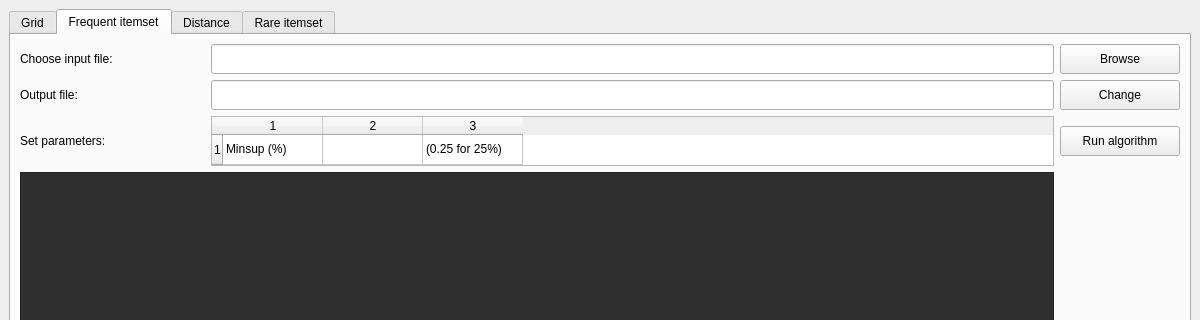
Old version of the form AssociationRules/mainwindow.ui in the repository fjovanovic/Association-Rules; both pictures show x 0 to 1200 and y 0 to 320 of the 1200 by 1000 pixel window.
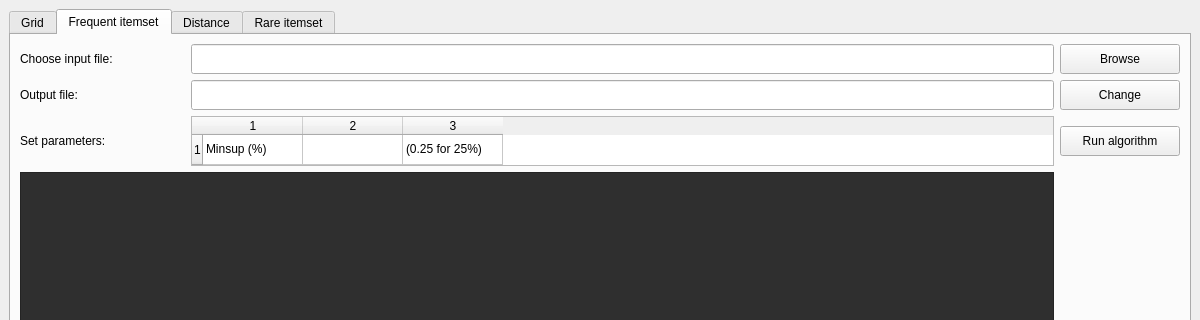
New version of the form.

Commit message: Modified font style and size for frequent tab

What changed in the file:
```diff
--- a/AssociationRules/mainwindow.ui
+++ b/AssociationRules/mainwindow.ui
@@ -39,16 +39,19 @@
            <widget class="QLabel" name="freqInputFileLabel">
             <property name="minimumSize">
              <size>
-              <width>185</width>
+              <width>165</width>
               <height>30</height>
              </size>
             </property>
             <property name="maximumSize">
              <size>
-              <width>185</width>
+              <width>165</width>
               <height>30</height>
              </size>
             </property>
+            <property name="styleSheet">
+             <string notr="true">font: 9pt &quot;Serif&quot;;</string>
+            </property>
             <property name="text">
              <string>Choose input file:</string>
             </property>
@@ -68,6 +71,9 @@
               <height>30</height>
              </size>
             </property>
+            <property name="styleSheet">
+             <string notr="true">font: 9pt &quot;Serif&quot;;</string>
+            </property>
             <property name="readOnly">
              <bool>true</bool>
             </property>
@@ -100,16 +106,19 @@
            <widget class="QLabel" name="freqOutputFileLabel">
             <property name="minimumSize">
              <size>
-              <width>185</width>
+              <width>165</width>
               <height>30</height>
              </size>
             </property>
             <property name="maximumSize">
              <size>
-              <width>185</width>
+              <width>165</width>
               <height>30</height>
              </size>
             </property>
+            <property name="styleSheet">
+             <string notr="true">font: 9pt &quot;Serif&quot;;</string>
+            </property>
             <property name="text">
              <string>Output file:</string>
             </property>
@@ -123,6 +132,9 @@
               <height>30</height>
              </size>
             </property>
+            <property name="styleSheet">
+             <string notr="true">font: 9pt &quot;Serif&quot;;</string>
+            </property>
             <property name="readOnly">
              <bool>true</bool>
             </property>
@@ -155,16 +167,19 @@
            <widget class="QLabel" name="freqSetParametersLabel">
             <property name="minimumSize">
              <size>
-              <width>185</width>
+              <width>165</width>
               <height>30</height>
              </size>
             </property>
             <property name="maximumSize">
              <size>
-              <width>185</width>
+              <width>165</width>
               <height>30</height>
              </size>
             </property>
+            <property name="styleSheet">
+             <string notr="true">font: 9pt &quot;Serif&quot;;</string>
+            </property>
             <property name="text">
              <string>Set parameters:</string>
             </property>
@@ -190,6 +205,9 @@
               <height>50</height>
              </size>
             </property>
+            <property name="styleSheet">
+             <string notr="true">font: 9pt &quot;Serif&quot;;</string>
+            </property>
             <property name="rowCount">
              <number>1</number>
             </property>
```
Left out of the diff: 24 changed lines with no effect on the pictures. The commit also changes 1 other file.
